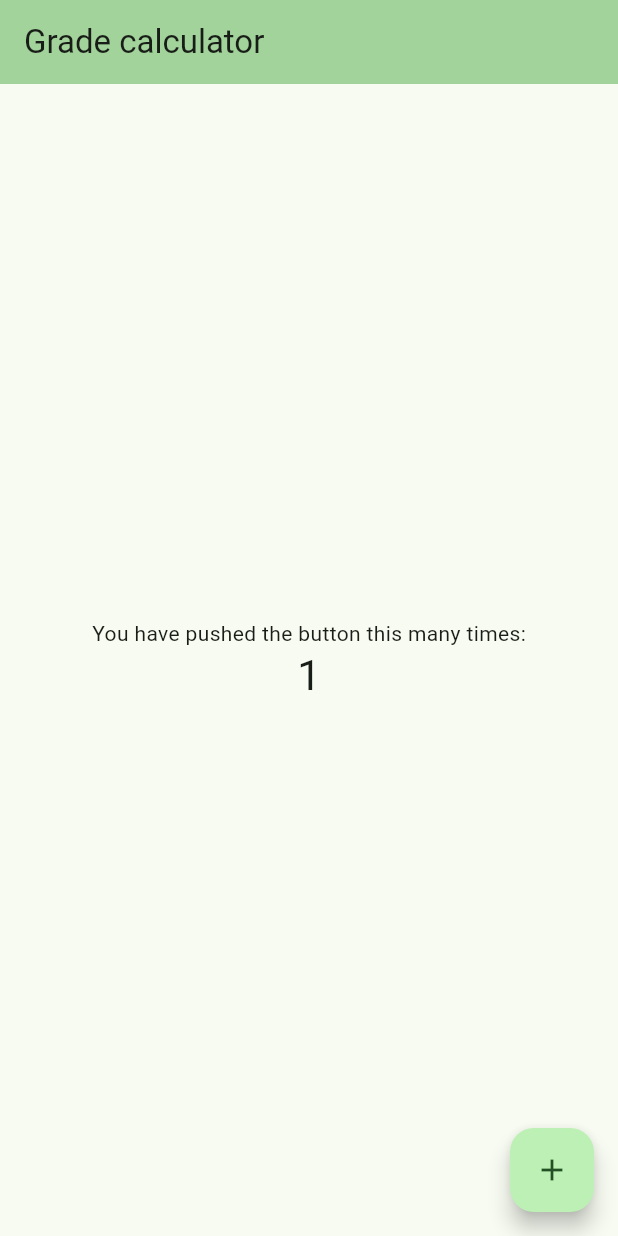
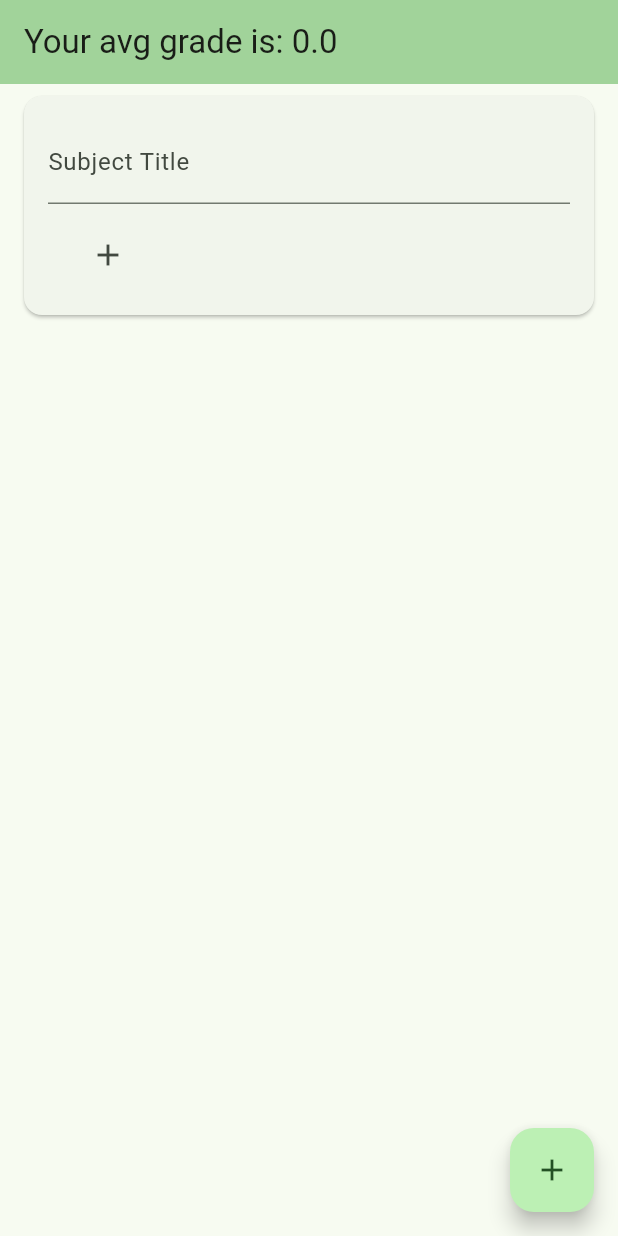
Before and after one commit to KatePril/grades-calculator-deploy, a Flutter app: the screen it shows after launch, after a tap on the "add" icon, on a phone screen of 412 x 824 dp. Run offline on Flutter 3.47's test engine with Material 3 defaults, Android fonts, the light colour scheme and no system bars.

Commit message:
Add widgets

```diff
--- a/lib/main.dart
+++ b/lib/main.dart
@@ -1,4 +1,6 @@
 import 'package:flutter/material.dart';
+import 'package:grades_calculator/subject.dart';
+import 'package:grades_calculator/subject_widget.dart';
 
 void main() {
   runApp(const MyApp());
@@ -31,11 +33,21 @@ class MyHomePage extends StatefulWidget {
 }
 
 class _MyHomePageState extends State<MyHomePage> {
-  int _counter = 0;
+  List<Subject> subjects = List.empty(growable: true);
+  double avg = 0;
 
   void _addSubject() {
     setState(() {
-      _counter++;
+      subjects.add(Subject());
+    });
+  }
+
+  void avgGrade() {
+    double sumGrade = subjects
+        .map((subject) => subject.total())
+        .reduce((a, b) => a + b);
+    setState(() {
+      avg = sumGrade / subjects.length;
     });
   }
 
@@ -44,20 +56,17 @@ class _MyHomePageState extends State<MyHomePage> {
     return Scaffold(
       appBar: AppBar(
         backgroundColor: Theme.of(context).colorScheme.inversePrimary,
-        title: Text(widget.title),
+        title: Text("Your avg grade is: $avg"),
       ),
       body: Center(
-        child: Column(
-          mainAxisAlignment: MainAxisAlignment.center,
-          children: <Widget>[
-            const Text(
-              'You have pushed the button this many times:',
-            ),
-            Text(
-              '$_counter',
-              style: Theme.of(context).textTheme.headlineMedium,
-            ),
-          ],
+        child: ListView.builder(
+          itemCount: subjects.length,
+          itemBuilder: (context, index) {
+            return SubjectWidget(
+              subject: subjects[index],
+              onGradeChanged: avgGrade,
+            );
+          },
         ),
       ),
       floatingActionButton: FloatingActionButton(
--- /dev/null
+++ b/lib/subject.dart
@@ -0,0 +1,16 @@
+class Subject {
+  String title = "";
+  List<String> grades = List.empty(growable: true);
+
+  double parseGrade(String grade) {
+    try {
+      return double.parse(grade);
+    } catch (object) {
+      return 0;
+    }
+  }
+
+  double total() {
+    return grades.map(parseGrade).reduce((a, b) => a + b);
+  }
+}
--- /dev/null
+++ b/lib/subject_widget.dart
@@ -0,0 +1,88 @@
+import 'package:flutter/material.dart';
+import 'package:grades_calculator/grade_cell.dart';
+import 'package:grades_calculator/subject.dart';
+
+class SubjectWidget extends StatefulWidget {
+  final Subject subject;
+  final Function onGradeChanged;
+
+  const SubjectWidget({
+    super.key,
+    required this.subject,
+    required this.onGradeChanged,
+  });
+
+  @override
+  _SubjectWidgetState createState() => _SubjectWidgetState();
+}
+
+class _SubjectWidgetState extends State<SubjectWidget> {
+  late TextEditingController titleController;
+
+  @override
+  void initState() {
+    super.initState();
+    titleController = TextEditingController(text: widget.subject.title);
+  }
+
+  @override
+  void dispose() {
+    titleController.dispose();
+    super.dispose();
+  }
+
+  @override
+  Widget build(BuildContext context) {
+    return Card(
+      margin: const EdgeInsets.symmetric(vertical: 8, horizontal: 16),
+      child: Padding(
+        padding: const EdgeInsets.all(16.0),
+        child: Column(
+          crossAxisAlignment: CrossAxisAlignment.start,
+          children: [
+            TextField(
+              controller: titleController,
+              decoration: const InputDecoration(
+                labelText: 'Subject Title',
+              ),
+              onChanged: (value) {
+                setState(() {
+                  widget.subject.title = value;
+                });
+              },
+            ),
+            const SizedBox(height: 10),
+            Wrap(
+              spacing: 8.0,
+              runSpacing: 8.0,
+              children: [
+                for (int i = 0; i < widget.subject.grades.length; i++)
+                  GradeCell(
+                    grade: widget.subject.grades[i],
+                    onGradeChanged: (newGrade) {
+                      setState(() {
+                        widget.subject.grades[i] = newGrade;
+                        widget.onGradeChanged();
+                      });
+                    },
+                  ),
+                SizedBox(
+                  width: 80,
+                  child: IconButton(
+                    icon: const Icon(Icons.add),
+                    onPressed: () {
+                      setState(() {
+                        widget.subject.grades.add("0");
+                        widget.onGradeChanged();
+                      });
+                    },
+                  ),
+                ),
+              ],
+            ),
+          ],
+        ),
+      ),
+    );
+  }
+}
```
Also changed, not shown: lib/grade_cell.dart (added, +48 -0 lines).
